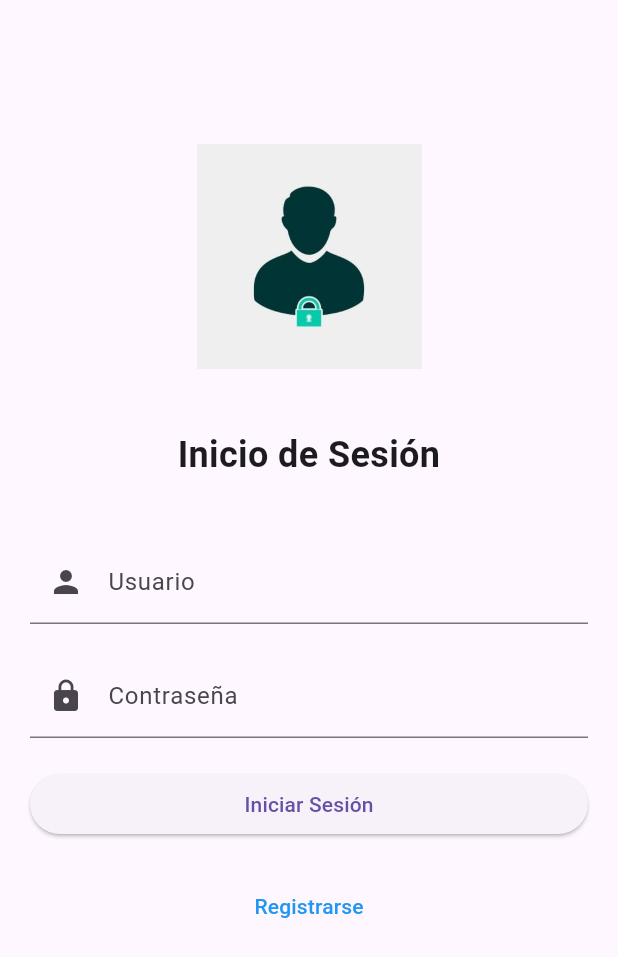
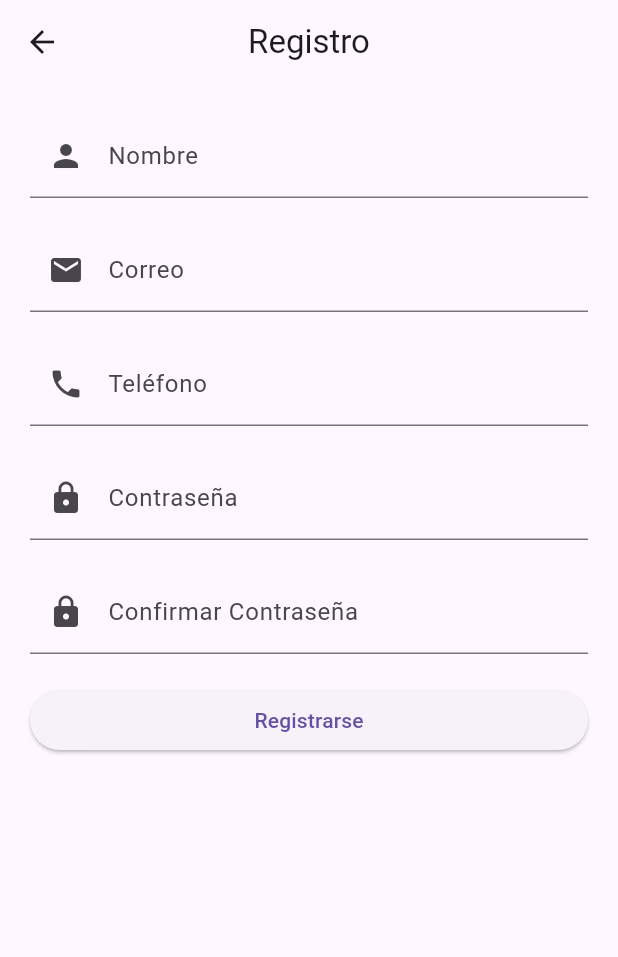
Before and after one commit to EriyesPz/App-Autenticacion, a Flutter app: the screen it shows after launch, after a tap on "Registrarse", on a phone screen of 412 x 824 dp. Shown: the top 957 px of the screen. Run offline on Flutter 3.47's test engine with Material 3 defaults, Android fonts, the phone set to English and light mode, and no system bars.

Commit message:
Agregando pantalla de Registro

```diff
--- a/lib/login_pantalla.dart
+++ b/lib/login_pantalla.dart
@@ -1,17 +1,14 @@
-// ignore_for_file: use_key_in_widget_constructors, prefer_const_constructors
-
 import 'package:flutter/material.dart';
+import 'registro_pantalla.dart'; // Importa el archivo de la pantalla de registro
 
 class InicioSesion extends StatelessWidget {
   @override
   Widget build(BuildContext context) {
     return Scaffold(
       appBar: AppBar(
-        title: Text(''),
-        centerTitle: true,
+        title: Text('Inicio de Sesión'),
       ),
-      body: SingleChildScrollView(
-        child: Padding(
+      body: Padding(
         padding: EdgeInsets.all(20.0),
         child: Column(
           mainAxisAlignment: MainAxisAlignment.center,
@@ -19,7 +16,7 @@ class InicioSesion extends StatelessWidget {
           children: <Widget>[
             SizedBox(height: 20.0),
             Image.asset(
-                'assets/img/usuario.png',
+              'assets/img/usuario.png', // Ajusta la ruta de la imagen según la ubicación de tu imagen
               height: 150.0,
             ),
             SizedBox(height: 40.0),
@@ -55,21 +52,23 @@ class InicioSesion extends StatelessWidget {
             SizedBox(height: 20.0),
             ElevatedButton(
               onPressed: () {
-
+                // Implementa la lógica de autenticación aquí
               },
               child: Text('Iniciar Sesión'),
             ),
             SizedBox(height: 20.0),
             TextButton(
               onPressed: () {
-
+                Navigator.push(
+                  context,
+                  MaterialPageRoute(builder: (context) => PantallaRegistro()), // Navega a la pantalla de registro
+                );
               },
               child: Text('Registrarse', style: TextStyle(color: Colors.blue)),
             ),
           ],
         ),
       ),
-      ),
     );
   }
 }
--- /dev/null
+++ b/lib/registro_pantalla.dart
@@ -0,0 +1,90 @@
+import 'package:flutter/material.dart';
+
+class PantallaRegistro extends StatefulWidget {
+  @override
+  _PantallaRegistroState createState() => _PantallaRegistroState();
+}
+
+class _PantallaRegistroState extends State<PantallaRegistro> {
+  TextEditingController _nombreController = TextEditingController();
+  TextEditingController _correoController = TextEditingController();
+  TextEditingController _telefonoController = TextEditingController();
+  TextEditingController _contrasenaController = TextEditingController();
+  TextEditingController _confirmarContrasenaController = TextEditingController();
+
+  void _registrarUsuario() {
+    String nombre = _nombreController.text;
+    String correo = _correoController.text;
+    String telefono = _telefonoController.text;
+    String contrasena = _contrasenaController.text;
+
+    print('Nombre: $nombre');
+    print('Correo: $correo');
+    print('Teléfono: $telefono');
+    print('Contraseña: $contrasena');
+  }
+
+  @override
+  Widget build(BuildContext context) {
+    return Scaffold(
+      appBar: AppBar(
+        title: Text('Registro'),
+        centerTitle: true,
+      ),
+      body: SingleChildScrollView(
+        padding: EdgeInsets.all(20.0),
+        child: Column(
+          crossAxisAlignment: CrossAxisAlignment.stretch,
+          children: <Widget>[
+            TextFormField(
+              controller: _nombreController,
+              decoration: InputDecoration(
+                labelText: 'Nombre',
+                prefixIcon: Icon(Icons.person),
+              ),
+            ),
+            SizedBox(height: 20.0),
+            TextFormField(
+              controller: _correoController,
+              decoration: InputDecoration(
+                labelText: 'Correo',
+                prefixIcon: Icon(Icons.email),
+              ),
+            ),
+            SizedBox(height: 20.0),
+            TextFormField(
+              controller: _telefonoController,
+              decoration: InputDecoration(
+                labelText: 'Teléfono',
+                prefixIcon: Icon(Icons.phone),
+              ),
+            ),
+            SizedBox(height: 20.0),
+            TextFormField(
+              controller: _contrasenaController,
+              obscureText: true,
+              decoration: InputDecoration(
+                labelText: 'Contraseña',
+                prefixIcon: Icon(Icons.lock),
+              ),
+            ),
+            SizedBox(height: 20.0),
+            TextFormField(
+              controller: _confirmarContrasenaController,
+              obscureText: true,
+              decoration: InputDecoration(
+                labelText: 'Confirmar Contraseña',
+                prefixIcon: Icon(Icons.lock),
+              ),
+            ),
+            SizedBox(height: 20.0),
+            ElevatedButton(
+              onPressed: _registrarUsuario,
+              child: Text('Registrarse'),
+            ),
+          ],
+        ),
+      ),
+    );
+  }
+}
--- a/pubspec.yaml
+++ b/pubspec.yaml
@@ -52,6 +52,7 @@ dev_dependencies:
 
 # The following section is specific to Flutter packages.
 flutter:
+  uses-material-design: true
   assets:
     - assets/img/usuario.png
 
```
Lines whose indentation alone changed are shown as unchanged.
